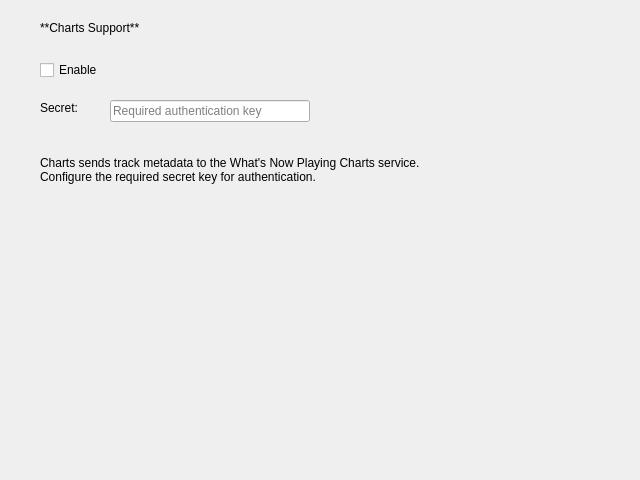
Qt form nowplaying/resources/notifications_charts_ui.ui (whatsnowplaying/whats-now-playing) before a commit.
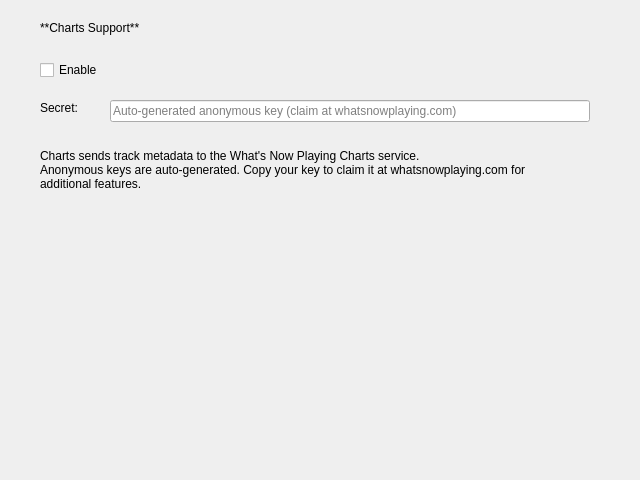
The same form after that commit.

Commit message: always get a charts key (#1293)

What changed in the file:
```diff
--- a/nowplaying/resources/notifications_charts_ui.ui
+++ b/nowplaying/resources/notifications_charts_ui.ui
@@ -63,15 +63,15 @@
     <rect>
      <x>110</x>
      <y>100</y>
-     <width>200</width>
+     <width>480</width>
      <height>22</height>
     </rect>
    </property>
    <property name="placeholderText">
-    <string>Required authentication key</string>
+    <string>Auto-generated anonymous key (claim at whatsnowplaying.com)</string>
    </property>
    <property name="echoMode">
-    <enum>QLineEdit::Password</enum>
+    <enum>QLineEdit::Normal</enum>
    </property>
   </widget>
   <widget class="QLabel" name="description_label">
@@ -85,7 +85,7 @@
    </property>
    <property name="text">
     <string>Charts sends track metadata to the What's Now Playing Charts service.
-Configure the required secret key for authentication.</string>
+Anonymous keys are auto-generated. Copy your key to claim it at whatsnowplaying.com for additional features.</string>
    </property>
    <property name="wordWrap">
     <bool>true</bool>
```
The commit also changes 8 other files.
